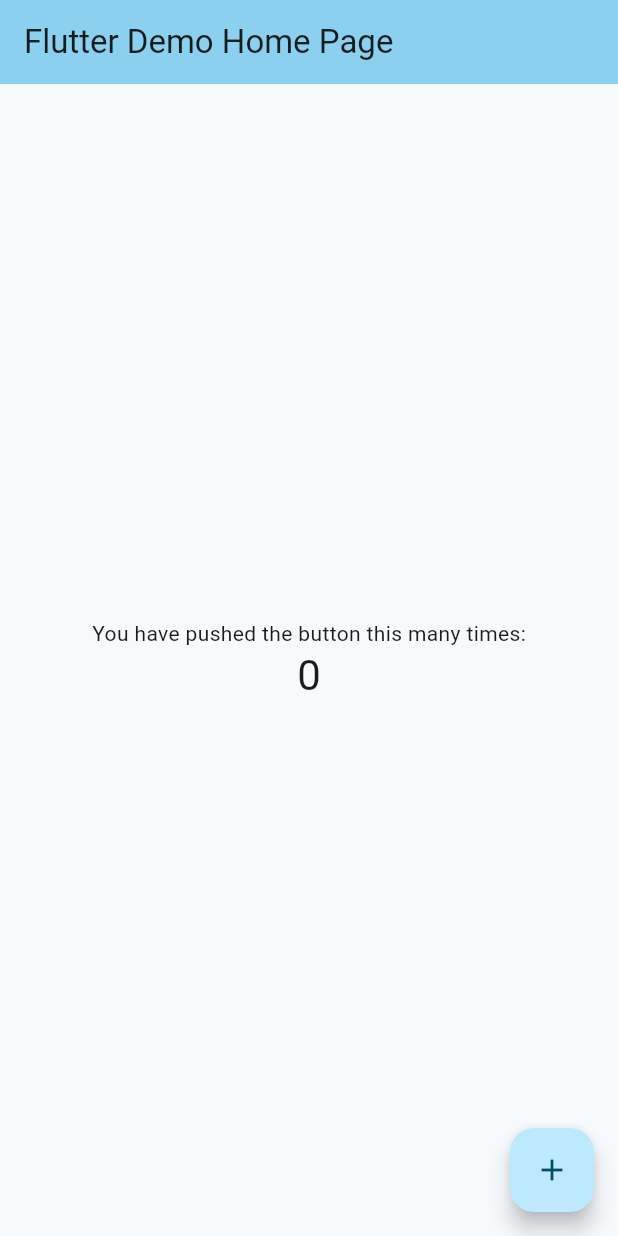
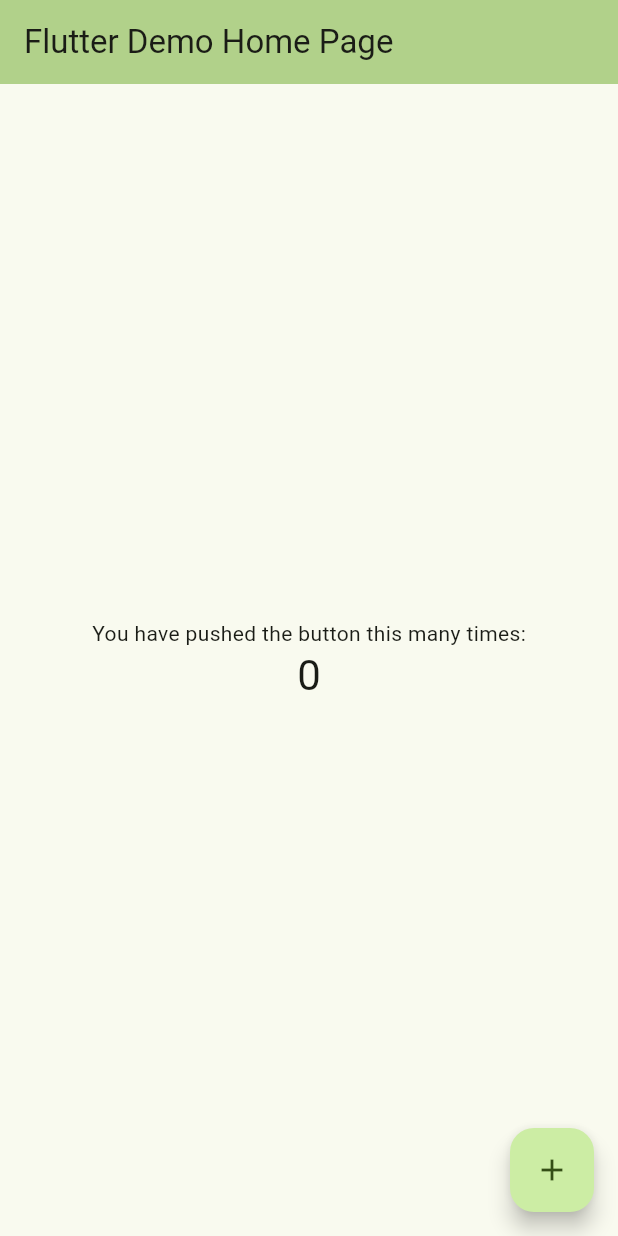
Before and after one commit to matias-fare-itti/flutter_demo, a Flutter app: the screen it shows after launch, on a phone screen of 412 x 824 dp. Run offline on Flutter 3.47's test engine with Material 3 defaults, Android fonts, the phone set to English and light mode, and no system bars.

Commit message:
Cambia color back de main

```diff
--- a/lib/main.dart
+++ b/lib/main.dart
@@ -28,7 +28,7 @@ class MyApp extends StatelessWidget {
         //
         // This works for code too, not just values: Most code changes can be
         // tested with just a hot reload.
-        colorScheme: ColorScheme.fromSeed(seedColor: Colors.blueGrey),
+        colorScheme: ColorScheme.fromSeed(seedColor: Colors.lightGreen),
         useMaterial3: true,
       ),
       home: const MyHomePage(title: 'Flutter Demo Home Page'),
```
